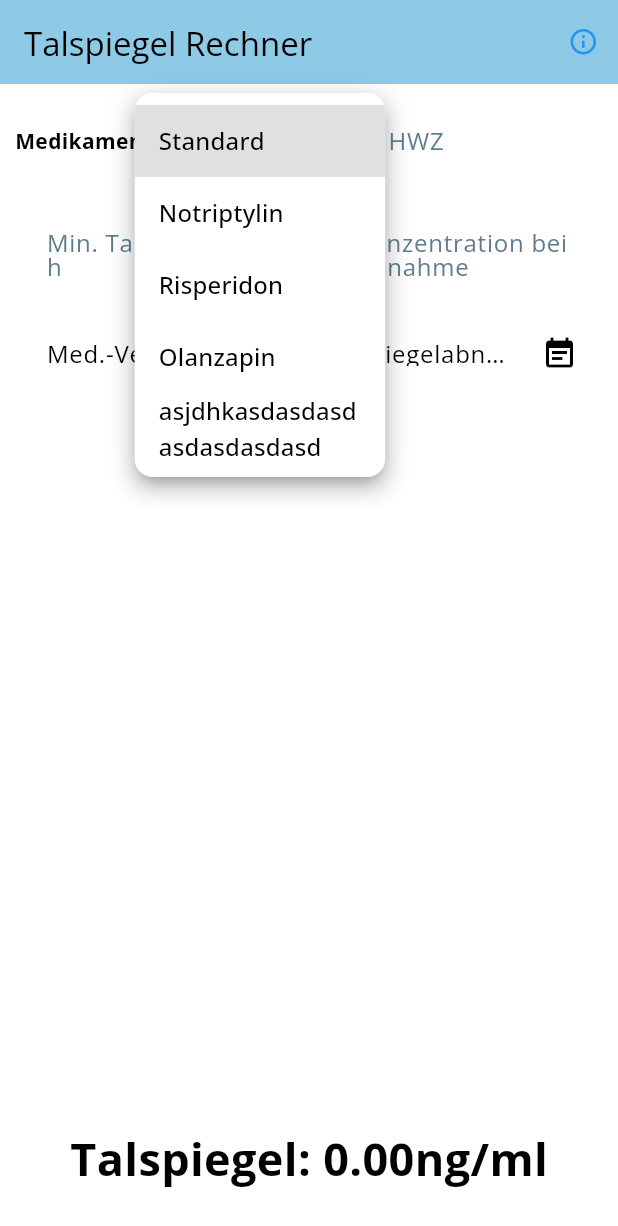
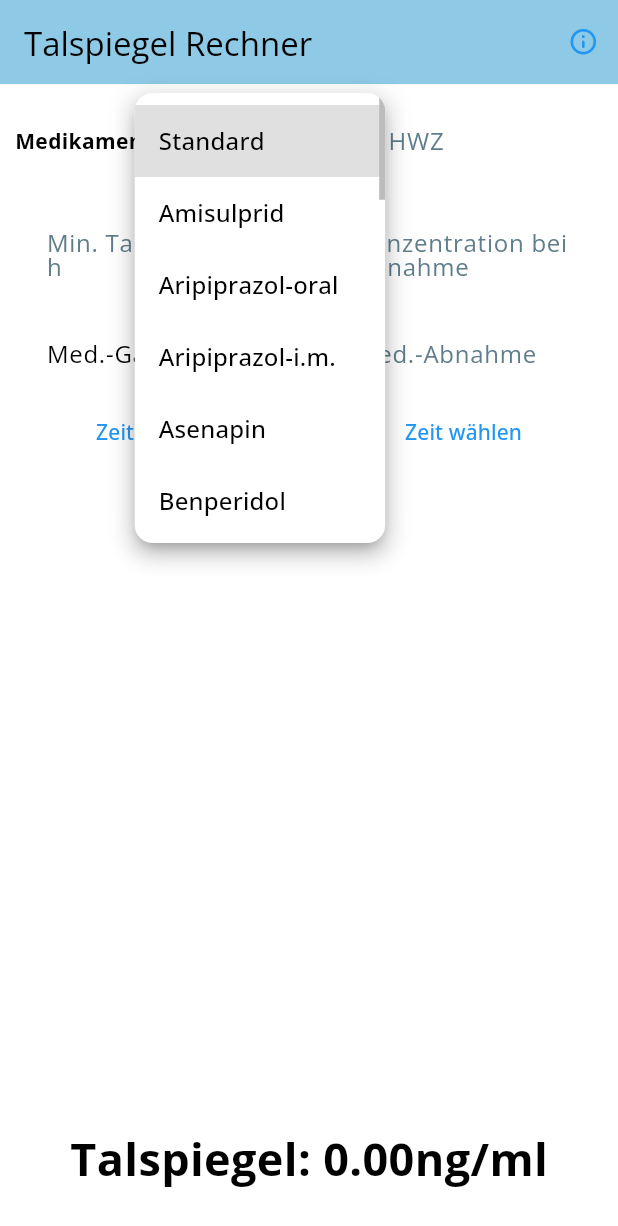
Before and after one commit to 42elenz/Talspiegel_Calculator, a Flutter app: the screen it shows after launch, after a tap on "Standard", on a phone screen of 412 x 824 dp. Shown: the top 1226 px of the screen. Run offline on Flutter 3.47's test engine with Material 2 defaults, Android fonts, the phone set to English and light mode, and no system bars; drawn by our look-alikes of date_field; our stand-ins replace flutter_datetime_picker, google_fonts.

Commit message:
timeboxes updated

```diff
--- a/lib/main.dart
+++ b/lib/main.dart
@@ -6,6 +6,8 @@ import 'package:flutter/services.dart';
 import 'package:date_field/date_field.dart';
 import 'dart:math';
 import 'package:flutter_localizations/flutter_localizations.dart';
+import 'package:intl/intl.dart';
+import 'package:flutter_datetime_picker/flutter_datetime_picker.dart';
 
 // Models
 import 'models.dart';
@@ -24,6 +26,8 @@ class MyApp extends StatelessWidget {
   @override
   Widget build(BuildContext context) {
     return MaterialApp(
+      localizationsDelegates: [GlobalMaterialLocalizations.delegate],
+      supportedLocales: [const Locale('de')],
       title: 'Talspiegel Rechner',
       theme: ThemeData(
           useMaterial3: true,
@@ -73,7 +77,6 @@ class _InputTextBox extends StatelessWidget {
         inputFormatters: inputFormatters,
         decoration: InputDecoration(
             border: const OutlineInputBorder(),
-            // labelText: name,
             counterText: "",
             suffixText: unit,
             label: Text(name,
@@ -83,23 +86,22 @@ class _InputTextBox extends StatelessWidget {
   }
 }
 
-class _InputDateBox extends StatelessWidget {
-  final TextEditingController controller;
-  final void Function(String)? onChanged;
+/* class _InputDateBox extends StatelessWidget {
+  final void Function(DateTime)? onSelected;
   final String name;
 
-  const _InputDateBox(
-      {Key? key,
-      required this.controller,
-      required this.onChanged,
-      required this.name,})
-      : super(key: key);
+  const _InputDateBox({
+    Key? key,
+    required this.onSelected,
+    required this.name,
+  }) : super(key: key);
 
   @override
   Widget build(BuildContext context) {
     return Padding(
         padding: const EdgeInsets.only(left: 15.0, right: 15.0, top: 10.0),
         child: DateTimeFormField(
+            use24hFormat: true,
             decoration: const InputDecoration(
               hintStyle: TextStyle(color: Colors.black45),
               errorStyle: TextStyle(color: Colors.redAccent),
@@ -109,13 +111,11 @@ class _InputDateBox extends StatelessWidget {
             ),
             mode: DateTimeFieldPickerMode.dateAndTime,
             autovalidateMode: AutovalidateMode.always,
-      validator: (e) => (e?.day ?? 0) == 1 ? 'Please not the first day' : null,
-      onDateSelected: (DateTime value) {
-        print(value);
-      }),
-    );
+            validator: (e) =>
+                (e?.day ?? 0) == 1 ? 'Please not the first day' : null,
+            onDateSelected: onSelected));
   }
-}
+} */
 
 // Screens
 class HomeScreen extends StatefulWidget {
@@ -130,14 +130,35 @@ class _HomeScreenState extends State<HomeScreen> {
   TextEditingController textfield2 = TextEditingController();
   TextEditingController textfield3 = TextEditingController();
   TextEditingController textfield4 = TextEditingController();
-  TextEditingController datetime1 = TextEditingController();
+  DateTime? date1;
 
   List<Medication?> dropdownItems = [
     null,
-    Medication(name: 'Notriptylin', mintal: 33, hlf: 24),
-    Medication(name: 'Risperidon', mintal: 24, hlf: 11),
-    Medication(name: 'Olanzapin', mintal: 24, hlf: 12),
-    Medication(name: 'asjdhkasdasdasdasdasdasdasd', mintal: 24, hlf: 12)
+    Medication(name: 'Amisulprid', mintal: 24, hlf: 15),
+    Medication(name: 'Aripiprazol-oral', mintal: 24, hlf: 70),
+    Medication(name: 'Aripiprazol-i.m.', mintal: 24, hlf: 38),
+    Medication(name: 'Asenapin', mintal: 24, hlf: 20),
+    Medication(name: 'Benperidol', mintal: 24, hlf: 5),
+    Medication(name: 'Chlorprothixen', mintal: 24, hlf: 10),
+    Medication(name: 'Clozapin', mintal: 24, hlf: 12),
+    Medication(name: 'Flupentixol', mintal: 24, hlf: 30),
+    Medication(name: 'Fluphenazin-oral', mintal: 24, hlf: 16),
+    Medication(name: 'Fluspirilen', mintal: 24, hlf: 192),
+    Medication(name: 'Haloperidol-oral', mintal: 24, hlf: 17),
+    Medication(name: 'Haloperidol-depot', mintal: 24, hlf: 504),
+    Medication(name: 'Levomepromazin', mintal: 24, hlf: 24),
+    Medication(name: 'Loxapin', mintal: 24, hlf: 7),
+    Medication(name: 'Lurasidon', mintal: 24, hlf: 25),
+    Medication(name: 'Melperon', mintal: 24, hlf: 5),
+    Medication(name: 'Olanzapin-', mintal: 24, hlf: 33),
+    Medication(name: 'Paliperidon', mintal: 24, hlf: 720),
+    Medication(name: 'Perazin', mintal: 24, hlf: 12),
+    Medication(name: 'Pipamperon', mintal: 24, hlf: 19),
+    Medication(name: 'Prothipendyl', mintal: 24, hlf: 2),
+    Medication(name: 'Quetiapin', mintal: 24, hlf: 8),
+    Medication(name: 'Risperidon', mintal: 24, hlf: 3),
+    Medication(name: 'Sertindol', mintal: 24, hlf: 70),
+    Medication(name: 'Ziprasidon', mintal: 24, hlf: 6),
   ];
   Medication? dropdownValue;
 
@@ -147,6 +168,7 @@ class _HomeScreenState extends State<HomeScreen> {
   }
 
   String calculate() {
+    print(date1?.day);
     int halflife = int.tryParse(textfield4.text) ?? 1;
     double t = double.tryParse(textfield2.text) ?? 0;
     double ct = double.tryParse(textfield3.text.replaceAll(',', '.')) ?? 0;
@@ -292,35 +314,105 @@ class _HomeScreenState extends State<HomeScreen> {
                           ),
                         ],
                       ),
+                      Row(children: [
+                       Expanded(child:
+                       Padding(
+                         padding: const EdgeInsets.only(left: 15.0, right: 15.0, top: 10.0),
+                         child: TextField(
+                          controller: textfield2,
+                          keyboardType: TextInputType.none,
+                          onChanged: (p0) => setState(() {}),
+                          onTap: ()
+                          {
+                             DatePicker.showDateTimePicker(context,
+                                  showTitleActions: true,
+                                  theme: DatePickerTheme(
+                                      headerColor: Colors.blue,
+                                      backgroundColor: Colors.blue,
+                                      itemStyle: TextStyle(
+                                          color: Colors.white,
+                                          fontWeight: FontWeight.bold,
+                                          fontSize: 16),
+                                      doneStyle:
+                                          TextStyle(color: Colors.white, fontSize: 16)),
+                                  onChanged: (date) => setState(() {
+                                  print('change $date in time zone ' +
+                                  date.timeZoneOffset.inHours.toString());
+                                  }), onConfirm: (date) {
+                                    print('confirm $date');
+                                  }, currentTime: DateTime.now(), locale: LocaleType.de);
+                          },
+                          decoration: InputDecoration(
+                            border: const OutlineInputBorder(),
+                            label: Text('Med.-Gabe')
+                            )
+                          ),
+                       ),
+                        ),
+                       Expanded(child:
+                       _InputTextBox(
+                        controller: textfield2,
+                        onChanged: (p0) => setState(() {}),
+                        maxlength:1,
+                        name:'Med.-Abnahme'
+                        )
+                        )
+                      ],
+                      ),
                       Row(
                         children: [
                           Expanded(
-                          child: _InputDateBox(
-                            controller: datetime1,
-                            onChanged: ((p0) => setState(() {})),
-                            name: 'Med.-Gabe'
+                            child: TextButton(
+                              onPressed: ()
+                              {
+                                DatePicker.showDatePicker(context,
+                                showTitleActions: true,
+                                theme: DatePickerTheme(
+                                    headerColor: Colors.blue,
+                                    backgroundColor: Colors.blue,
+                                    itemStyle: TextStyle(
+                                        color: Colors.white,
+                                        fontWeight: FontWeight.bold,
+                                        fontSize: 16),
+                                    doneStyle:
+                                        TextStyle(color: Colors.white, fontSize: 16)),
+                                onChanged: (date) {
+                                print('change $date in time zone ' +
+                                date.timeZoneOffset.inHours.toString());
+                                }, onConfirm: (date) {
+                                  print('confirm $date');
+                                }, currentTime: DateTime.now(), locale: LocaleType.de);
+                                },
+                                child: Text('Zeit wählen',
+                               style: TextStyle(color: Colors.blue),)
                               )
                           ),
-                      Expanded(
-                      child: Padding(
-                        padding: const EdgeInsets.only(left: 15.0, right: 15.0, top: 10.0),
-                        child: DateTimeFormField(
-                        decoration: const InputDecoration(
-                          hintStyle: TextStyle(color: Colors.black45),
-                          errorStyle: TextStyle(color: Colors.redAccent),
-                          border: OutlineInputBorder(),
-                          suffixIcon: Icon(Icons.event_note),
-                          labelText: 'Spiegelabnahme',
-                        ),
-                        mode: DateTimeFieldPickerMode.dateAndTime,
-                        autovalidateMode: AutovalidateMode.always,
-                        validator: (e) => (e?.day ?? 0) == 1 ? 'Please not the first day' : null,
-                        onDateSelected: (DateTime value) {
-                          print(value);
+                          Expanded(child:
+                          TextButton(
+                              onPressed: ()
+                              {
+                                DatePicker.showDatePicker(context,
+                                showTitleActions: true,
+                                theme: DatePickerTheme(
+                                    headerColor: Colors.blue,
+                                    backgroundColor: Colors.blue,
+                                    itemStyle: TextStyle(
+                                        color: Colors.white,
+                                        fontWeight: FontWeight.bold,
+                                        fontSize: 16),
+                                    doneStyle:
+                                        TextStyle(color: Colors.white, fontSize: 16)),
+                                onChanged: (date) {
+                                print('change $date in time zone ' +
+                                date.timeZoneOffset.inHours.toString());
+                                }, onConfirm: (date) {
+                                  print('confirm $date');
+                                }, currentTime: DateTime.now(), locale: LocaleType.de);
                                 },
-                      ),
+                                child: Text('Zeit wählen',
+                               style: TextStyle(color: Colors.blue),)
                               )
-                      ),
+                              )
                         ],
                       )
                     ],
--- a/pubspec.yaml
+++ b/pubspec.yaml
@@ -40,6 +40,7 @@ dependencies:
   date_field: ^3.0.2
   flutter_localizations:
     sdk: flutter
+  flutter_datetime_picker: ^1.5.1
 
 dev_dependencies:
   flutter_test:
```
Also changed, not shown: pubspec.lock. Lines whose indentation alone changed are shown as unchanged.
